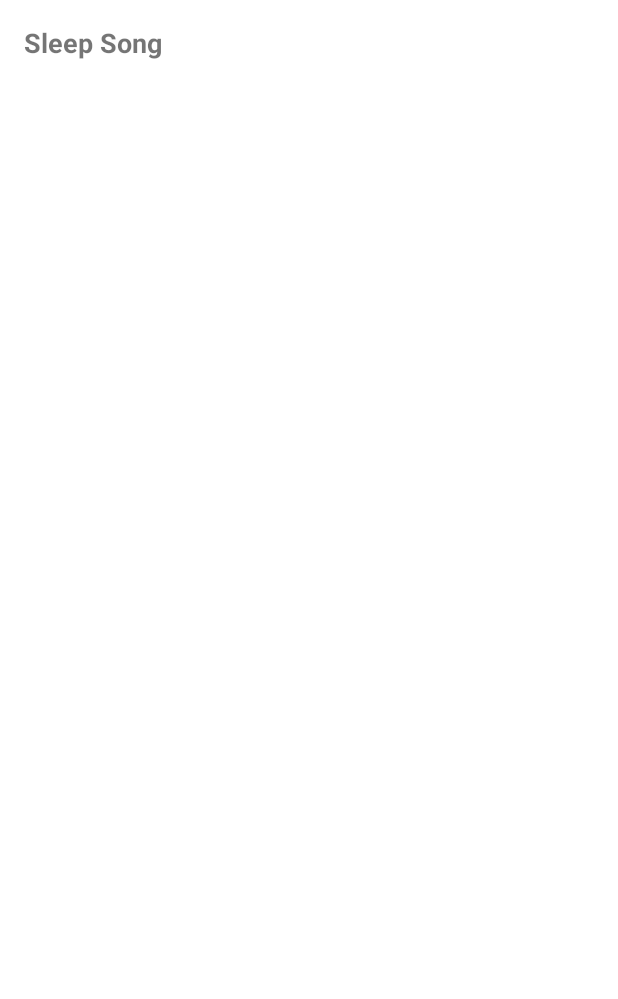
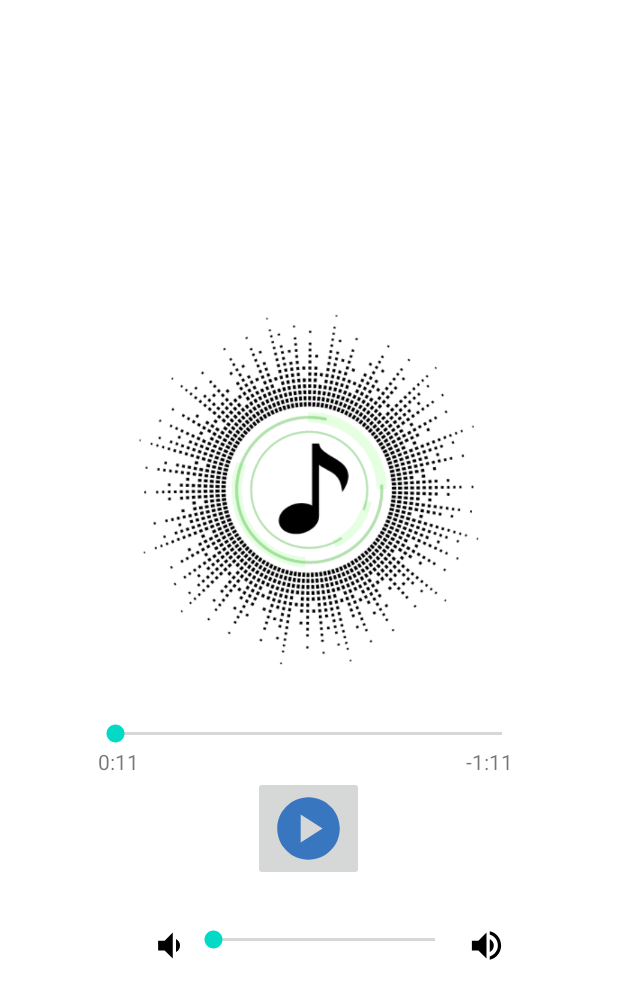
Before and after one commit to abdulrohman19/SleepLab, an Android app: the SleepSongsFragment screen opened through its navigation route, on a phone screen of 412 x 824 dp. Before the commit the part shown is almost empty. Shown: the top 999 px of the screen. Run offline under Robolectric (Android 15) with nearby library versions, the phone set to English and light mode, and no system bars.

Commit message:
add fragment_sleep_songs.xml

```diff
--- /dev/null
+++ b/Android/app/src/main/res/drawable/ic_play.xml
@@ -0,0 +1,5 @@
+<vector android:height="50dp" android:tint="#3876BF"
+    android:viewportHeight="24" android:viewportWidth="24"
+    android:width="50dp" xmlns:android="http://schemas.android.com/apk/res/android">
+    <path android:fillColor="@android:color/white" android:pathData="M12,2C6.48,2 2,6.48 2,12s4.48,10 10,10s10,-4.48 10,-10S17.52,2 12,2zM9.5,16.5v-9l7,4.5L9.5,16.5z"/>
+</vector>
--- /dev/null
+++ b/Android/app/src/main/res/drawable/ic_volume_down.xml
@@ -0,0 +1,5 @@
+<vector android:autoMirrored="true" android:height="26dp"
+    android:tint="#000000" android:viewportHeight="24"
+    android:viewportWidth="24" android:width="26dp" xmlns:android="http://schemas.android.com/apk/res/android">
+    <path android:fillColor="@android:color/white" android:pathData="M18.5,12c0,-1.77 -1.02,-3.29 -2.5,-4.03v8.05c1.48,-0.73 2.5,-2.25 2.5,-4.02zM5,9v6h4l5,5V4L9,9H5z"/>
+</vector>
--- /dev/null
+++ b/Android/app/src/main/res/drawable/ic_volume_up.xml
@@ -0,0 +1,5 @@
+<vector android:autoMirrored="true" android:height="26dp"
+    android:tint="#000000" android:viewportHeight="24"
+    android:viewportWidth="24" android:width="26dp" xmlns:android="http://schemas.android.com/apk/res/android">
+    <path android:fillColor="@android:color/white" android:pathData="M3,9v6h4l5,5L12,4L7,9L3,9zM16.5,12c0,-1.77 -1.02,-3.29 -2.5,-4.03v8.05c1.48,-0.73 2.5,-2.25 2.5,-4.02zM14,3.23v2.06c2.89,0.86 5,3.54 5,6.71s-2.11,5.85 -5,6.71v2.06c4.01,-0.91 7,-4.49 7,-8.77s-2.99,-7.86 -7,-8.77z"/>
+</vector>
--- a/Android/app/src/main/res/layout/fragment_sleep_songs.xml
+++ b/Android/app/src/main/res/layout/fragment_sleep_songs.xml
@@ -1,18 +1,72 @@
 <?xml version="1.0" encoding="utf-8"?>
-<FrameLayout xmlns:android="http://schemas.android.com/apk/res/android"
+<androidx.drawerlayout.widget.DrawerLayout xmlns:android="http://schemas.android.com/apk/res/android"
+    xmlns:app="http://schemas.android.com/apk/res-auto"
     xmlns:tools="http://schemas.android.com/tools"
     android:layout_width="match_parent"
     android:layout_height="match_parent"
-    android:orientation="vertical"
-    android:padding="16dp"
     tools:context=".SleepSongsFragment">
 
-    <TextView
+    <androidx.constraintlayout.widget.ConstraintLayout
         android:layout_width="match_parent"
-        android:layout_height="wrap_content"
-        android:layout_marginBottom="16dp"
-        android:textSize="18sp"
-        android:textStyle="bold"
-        android:text="@string/txSong" />
+        android:layout_height="match_parent">
+        <LinearLayout
+            android:layout_width="match_parent"
+            android:layout_height="match_parent"
+            android:orientation="vertical"
+            android:gravity="center_vertical">
+            <ImageView
+                android:layout_width="300dp"
+                android:layout_height="300dp"
+                android:src="@drawable/icmusic"
+                android:layout_gravity="center_horizontal"/>
+            <SeekBar
+                android:layout_width="290dp"
+                android:layout_height="wrap_content"
+                android:layout_gravity="center_horizontal"/>
+            <LinearLayout
+                android:layout_width="match_parent"
+                android:layout_height="wrap_content">
+                <TextView
+                    android:layout_width="wrap_content"
+                    android:layout_height="wrap_content"
+                    android:text="0:11"
+                    android:layout_marginStart="65dp"/>
+                <TextView
+                    android:layout_width="wrap_content"
+                    android:layout_height="wrap_content"
+                    android:text="-1:11"
+                    android:layout_marginStart="218dp"/>
+            </LinearLayout>
+            <ImageButton
+                android:layout_width="wrap_content"
+                android:layout_height="wrap_content"
+                android:src="@drawable/ic_play"
+                android:layout_gravity="center_horizontal"/>
+            <LinearLayout
+                android:layout_width="match_parent"
+                android:layout_height="wrap_content"
+                android:orientation="horizontal"
+                android:layout_marginTop="30dp"
+                android:gravity="center_horizontal">
+                <ImageView
+                    android:layout_width="wrap_content"
+                    android:layout_height="wrap_content"
+                    android:src="@drawable/ic_volume_down"
+                    android:layout_marginStart="25dp"/>
+                <SeekBar
+                    android:layout_width="180dp"
+                    android:layout_height="wrap_content"
+                    android:layout_gravity="center_horizontal"/>
+                <ImageView
+                    android:layout_width="wrap_content"
+                    android:layout_height="wrap_content"
+                    android:src="@drawable/ic_volume_up"
+                    android:layout_marginStart="5dp"/>
 
-</FrameLayout>
+            </LinearLayout>
+
+        </LinearLayout>
+
+    </androidx.constraintlayout.widget.ConstraintLayout>
+
+</androidx.drawerlayout.widget.DrawerLayout>
```
Also changed, not shown: Android/app/src/main/res/drawable/icmusic.png (added).
